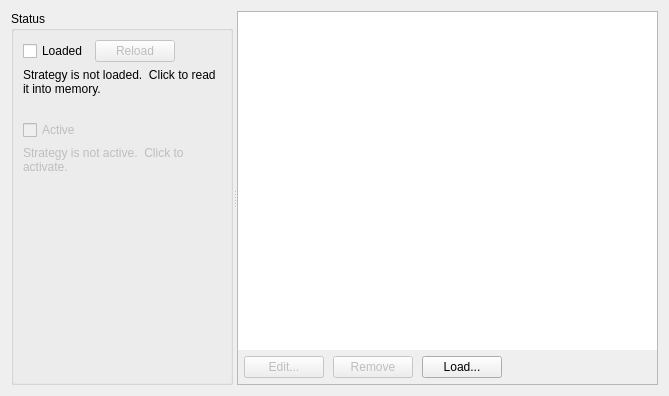
This is profit/workbench/widgets/ui_strategydisplay.ui in hpsilva/profitpy as Qt 5 draws it before an edit. The edited form follows.
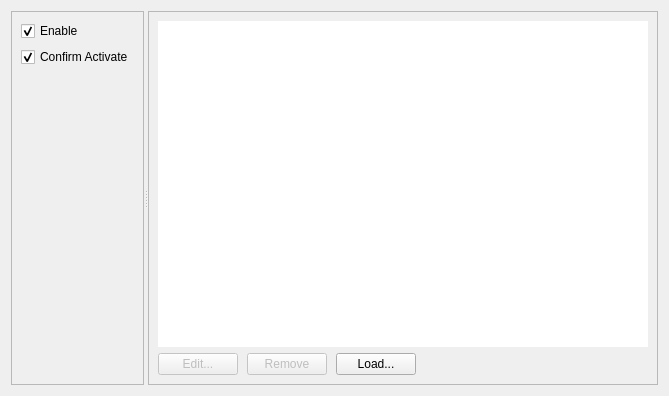
This is the edited form. Icons and pictures are not drawn.

Commit message: Strategy display build-out.

```diff
--- a/profit/workbench/widgets/ui_strategydisplay.ui
+++ b/profit/workbench/widgets/ui_strategydisplay.ui
@@ -18,18 +18,18 @@
      <property name="orientation" >
       <enum>Qt::Horizontal</enum>
      </property>
-     <widget class="QGroupBox" name="statusGroup" >
+     <widget class="QFrame" name="controlGroup" >
       <property name="sizePolicy" >
        <sizepolicy vsizetype="Minimum" hsizetype="Preferred" >
         <horstretch>0</horstretch>
         <verstretch>0</verstretch>
        </sizepolicy>
       </property>
-      <property name="title" >
-       <string>Status</string>
+      <property name="frameShape" >
+       <enum>QFrame::StyledPanel</enum>
       </property>
-      <property name="flat" >
-       <bool>true</bool>
+      <property name="frameShadow" >
+       <enum>QFrame::Sunken</enum>
       </property>
       <layout class="QVBoxLayout" >
        <property name="spacing" >
@@ -47,103 +47,35 @@
           <property name="spacing" >
            <number>6</number>
           </property>
-          <item row="0" column="2" >
-           <spacer>
-            <property name="orientation" >
-             <enum>Qt::Horizontal</enum>
-            </property>
-            <property name="sizeHint" stdset="0" >
-             <size>
-              <width>40</width>
-              <height>20</height>
-             </size>
-            </property>
-           </spacer>
-          </item>
-          <item row="1" column="0" colspan="3" >
-           <widget class="QLabel" name="loadLabel" >
-            <property name="sizePolicy" >
-             <sizepolicy vsizetype="Preferred" hsizetype="Expanding" >
-              <horstretch>0</horstretch>
-              <verstretch>0</verstretch>
-             </sizepolicy>
-            </property>
-            <property name="text" >
-             <string>Strategy is not loaded.  Click to read it into memory.</string>
-            </property>
-            <property name="wordWrap" >
-             <bool>true</bool>
-            </property>
-           </widget>
-          </item>
-          <item row="0" column="1" >
-           <widget class="QPushButton" name="reloadButton" >
-            <property name="enabled" >
-             <bool>false</bool>
-            </property>
-            <property name="text" >
-             <string>Reload</string>
-            </property>
-            <property name="icon" >
-             <iconset resource="../../lib/widgets/profit.qrc" >
-              <normaloff>:/images/icons/noatunloopsong.png</normaloff>:/images/icons/noatunloopsong.png</iconset>
-            </property>
-           </widget>
-          </item>
           <item row="0" column="0" >
            <widget class="QCheckBox" name="loadButtonOther" >
             <property name="text" >
-             <string>Loaded</string>
+             <string>Enable</string>
             </property>
             <property name="icon" >
              <iconset resource="../../lib/widgets/profit.qrc" >
               <normaloff>:/images/icons/misc.png</normaloff>:/images/icons/misc.png</iconset>
             </property>
+            <property name="checked" >
+             <bool>true</bool>
+            </property>
            </widget>
           </item>
-         </layout>
-        </widget>
-       </item>
-       <item>
-        <widget class="QFrame" name="activeGroup" >
-         <property name="enabled" >
-          <bool>false</bool>
-         </property>
-         <layout class="QVBoxLayout" >
-          <property name="spacing" >
-           <number>6</number>
-          </property>
-          <property name="margin" >
-           <number>9</number>
-          </property>
-          <item>
-           <widget class="QCheckBox" name="activeButton" >
+          <item row="1" column="0" >
+           <widget class="QCheckBox" name="confirmActivate" >
             <property name="text" >
-             <string>Active</string>
+             <string>Confirm Activate</string>
             </property>
             <property name="icon" >
              <iconset resource="../../lib/widgets/profit.qrc" >
               <normaloff>:/images/icons/connect_no.png</normaloff>:/images/icons/connect_no.png</iconset>
             </property>
-           </widget>
-          </item>
-          <item>
-           <widget class="QLabel" name="activeLabel" >
-            <property name="sizePolicy" >
-             <sizepolicy vsizetype="Preferred" hsizetype="Expanding" >
-              <horstretch>0</horstretch>
-              <verstretch>0</verstretch>
-             </sizepolicy>
-            </property>
-            <property name="text" >
-             <string>Strategy is not active.  Click to activate.</string>
-            </property>
-            <property name="wordWrap" >
+            <property name="checked" >
              <bool>true</bool>
             </property>
            </widget>
           </item>
-          <item>
+          <item row="2" column="0" >
            <spacer name="verticalSpacer" >
             <property name="orientation" >
              <enum>Qt::Vertical</enum>
@@ -181,12 +113,6 @@
        <bool>false</bool>
       </property>
       <layout class="QVBoxLayout" >
-       <property name="spacing" >
-        <number>0</number>
-       </property>
-       <property name="margin" >
-        <number>0</number>
-       </property>
        <item>
         <widget class="QTableView" name="strategyTable" >
          <property name="frameShape" >
@@ -236,7 +162,7 @@
              <number>9</number>
             </property>
             <property name="margin" >
-             <number>6</number>
+             <number>0</number>
             </property>
             <item>
              <widget class="QPushButton" name="editButton" >
```
Left out of the diff: 109 changed lines with no effect on the pictures. The commit also changes 4 other files.
